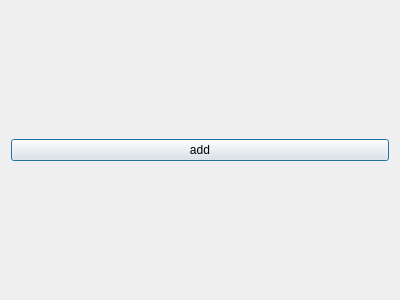
Before: the Qt Designer form menu/thread.ui in AP-projects-4001/alsa, drawn with Qt 5.
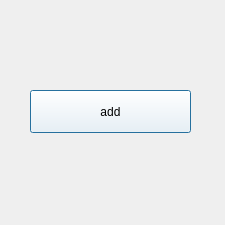
After: the same form once the commit is applied. Icons and pictures are not drawn.

Patch:
```diff
--- a/menu/thread.ui
+++ b/menu/thread.ui
@@ -6,34 +6,47 @@
    <rect>
     <x>0</x>
     <y>0</y>
-    <width>400</width>
-    <height>300</height>
+    <width>225</width>
+    <height>225</height>
    </rect>
   </property>
   <property name="minimumSize">
    <size>
-    <width>400</width>
-    <height>300</height>
+    <width>225</width>
+    <height>225</height>
    </size>
   </property>
   <property name="maximumSize">
    <size>
-    <width>400</width>
-    <height>300</height>
+    <width>225</width>
+    <height>225</height>
    </size>
   </property>
   <property name="windowTitle">
    <string>Dialog</string>
   </property>
-  <layout class="QVBoxLayout" name="verticalLayout">
-   <item>
+  <property name="styleSheet">
+   <string notr="true">background-image: url(C:/Users/digitall home/Documents/Ap/alsa/menu/add.png);</string>
+  </property>
     <widget class="QPushButton" name="pushButton">
+   <property name="geometry">
+    <rect>
+     <x>30</x>
+     <y>90</y>
+     <width>161</width>
+     <height>43</height>
+    </rect>
+   </property>
+   <property name="styleSheet">
+    <string notr="true">background-image: url();
+color: rgb(0, 0, 0);
+background-color: rgb(255, 255, 255);
+</string>
+   </property>
      <property name="text">
       <string>add</string>
      </property>
     </widget>
-   </item>
-  </layout>
  </widget>
  <resources/>
  <connections/>
```
Lines whose indentation alone changed are shown as unchanged.
